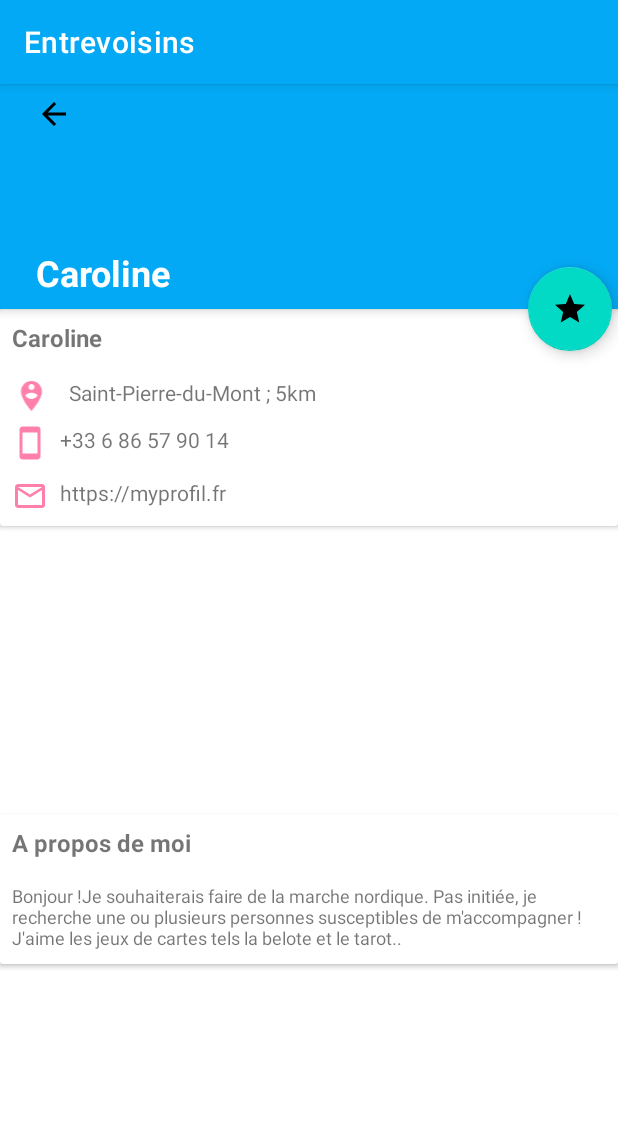
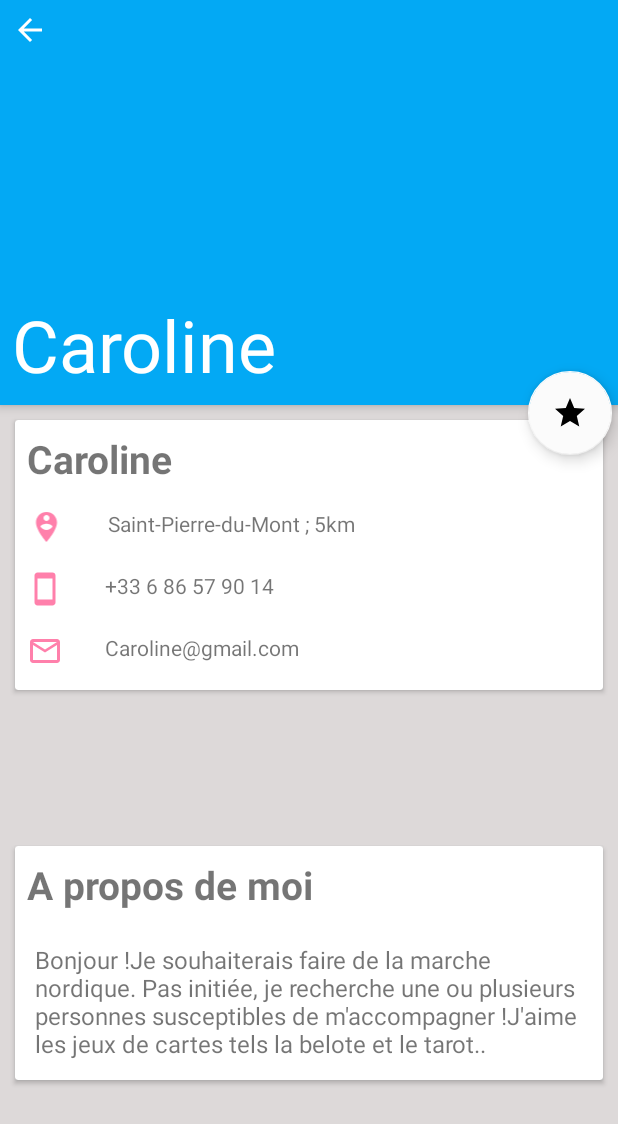
Before and after one commit to Laurent-Lab/Entrevoisins, an Android app: the screen it shows after launch (Details_Activity), after a tap on "Caroline", on a phone screen of 412 x 824 dp. Shown: the top 1124 px of the screen. Run offline under Robolectric (Android 15) with nearby library versions, the phone set to English and light mode, and no system bars; our stand-ins replace ButterKnife, EventBus; pictures from the network do not load.

Commit message:
Le bouton des favoris fonctionne + design OK

```diff
--- a/app/src/main/java/com/openclassrooms/entrevoisins/service/DummyNeighbourApiService.java
+++ b/app/src/main/java/com/openclassrooms/entrevoisins/service/DummyNeighbourApiService.java
@@ -44,7 +44,8 @@ public class DummyNeighbourApiService implements  NeighbourApiService {
 
         if(fNeighbours.contains(fNeighbour)) {
 
-            return;
+            fNeighbours.remove(neighbour);
+
 
         }else {
 
--- a/app/src/main/java/com/openclassrooms/entrevoisins/service/DummyNeighbourGenerator.java
+++ b/app/src/main/java/com/openclassrooms/entrevoisins/service/DummyNeighbourGenerator.java
@@ -13,29 +13,29 @@ public abstract class DummyNeighbourGenerator {
     );
 
     public static List<Neighbour> DUMMY_NEIGHBOURS = Arrays.asList(
-            new Neighbour(1, "Caroline", "https://i.pravatar.cc/150?u=a042581f4e29026704d", "Saint-Pierre-du-Mont ; 5km",
+            new Neighbour(1, "Caroline", "https://i.pravatar.cc/300?u=a042581f4e29026704d", "Saint-Pierre-du-Mont ; 5km",
                     "+33 6 86 57 90 14",  "Bonjour !Je souhaiterais faire de la marche nordique. Pas initiée, je recherche une ou plusieurs personnes susceptibles de m'accompagner !J'aime les jeux de cartes tels la belote et le tarot.."),
-            new Neighbour(2, "Jack", "https://i.pravatar.cc/150?u=a042581f4e29026704e", "Saint-Pierre-du-Mont ; 5km",
+            new Neighbour(2, "Jack", "https://i.pravatar.cc/300?u=a042581f4e29026704e", "Saint-Pierre-du-Mont ; 5km",
                     "+33 6 86 57 90 14",  "Bonjour !Je souhaiterais faire de la marche nordique. Pas initiée, je recherche une ou plusieurs personnes susceptibles de m'accompagner !J'aime les jeux de cartes tels la belote et le tarot.."),
-            new Neighbour(3, "Chloé", "https://i.pravatar.cc/150?u=a042581f4e29026704f", "Saint-Pierre-du-Mont ; 5km",
+            new Neighbour(3, "Chloé", "https://i.pravatar.cc/300?u=a042581f4e29026704f", "Saint-Pierre-du-Mont ; 5km",
                     "+33 6 86 57 90 14",  "Bonjour !Je souhaiterais faire de la marche nordique. Pas initiée, je recherche une ou plusieurs personnes susceptibles de m'accompagner !J'aime les jeux de cartes tels la belote et le tarot.."),
-            new Neighbour(4, "Vincent", "https://i.pravatar.cc/150?u=a042581f4e29026704a", "Saint-Pierre-du-Mont ; 5km",
+            new Neighbour(4, "Vincent", "https://i.pravatar.cc/300?u=a042581f4e29026704a", "Saint-Pierre-du-Mont ; 5km",
                     "+33 6 86 57 90 14",  "Bonjour !Je souhaiterais faire de la marche nordique. Pas initiée, je recherche une ou plusieurs personnes susceptibles de m'accompagner !J'aime les jeux de cartes tels la belote et le tarot.."),
-            new Neighbour(5, "Elodie", "https://i.pravatar.cc/150?u=a042581f4e29026704b", "Saint-Pierre-du-Mont ; 5km",
+            new Neighbour(5, "Elodie", "https://i.pravatar.cc/300?u=a042581f4e29026704b", "Saint-Pierre-du-Mont ; 5km",
                     "+33 6 86 57 90 14",  "Bonjour !Je souhaiterais faire de la marche nordique. Pas initiée, je recherche une ou plusieurs personnes susceptibles de m'accompagner !J'aime les jeux de cartes tels la belote et le tarot.."),
-            new Neighbour(6, "Sylvain", "https://i.pravatar.cc/150?u=a042581f4e29026704c", "Saint-Pierre-du-Mont ; 5km",
+            new Neighbour(6, "Sylvain", "https://i.pravatar.cc/300?u=a042581f4e29026704c", "Saint-Pierre-du-Mont ; 5km",
                     "+33 6 86 57 90 14",  "Bonjour !Je souhaiterais faire de la marche nordique. Pas initiée, je recherche une ou plusieurs personnes susceptibles de m'accompagner !J'aime les jeux de cartes tels la belote et le tarot.."),
-            new Neighbour(7, "Laetitia", "https://i.pravatar.cc/150?u=a042581f4e29026703d", "Saint-Pierre-du-Mont ; 5km",
+            new Neighbour(7, "Laetitia", "https://i.pravatar.cc/300?u=a042581f4e29026703d", "Saint-Pierre-du-Mont ; 5km",
                     "+33 6 86 57 90 14",  "Bonjour !Je souhaiterais faire de la marche nordique. Pas initiée, je recherche une ou plusieurs personnes susceptibles de m'accompagner !J'aime les jeux de cartes tels la belote et le tarot.."),
-            new Neighbour(8, "Dan", "https://i.pravatar.cc/150?u=a042581f4e29026703b", "Saint-Pierre-du-Mont ; 5km",
+            new Neighbour(8, "Dan", "https://i.pravatar.cc/300?u=a042581f4e29026703b", "Saint-Pierre-du-Mont ; 5km",
                     "+33 6 86 57 90 14",  "Bonjour !Je souhaiterais faire de la marche nordique. Pas initiée, je recherche une ou plusieurs personnes susceptibles de m'accompagner !J'aime les jeux de cartes tels la belote et le tarot.."),
-            new Neighbour(9, "Joseph", "https://i.pravatar.cc/150?u=a042581f4e29026704d", "Saint-Pierre-du-Mont ; 5km",
+            new Neighbour(9, "Joseph", "https://i.pravatar.cc/300?u=a042581f4e29026704d", "Saint-Pierre-du-Mont ; 5km",
                     "+33 6 86 57 90 14",  "Bonjour !Je souhaiterais faire de la marche nordique. Pas initiée, je recherche une ou plusieurs personnes susceptibles de m'accompagner !J'aime les jeux de cartes tels la belote et le tarot.."),
-            new Neighbour(10, "Emma", "https://i.pravatar.cc/150?u=a042581f4e29026706d", "Saint-Pierre-du-Mont ; 5km",
+            new Neighbour(10, "Emma", "https://i.pravatar.cc/300?u=a042581f4e29026706d", "Saint-Pierre-du-Mont ; 5km",
                     "+33 6 86 57 90 14",  "Bonjour !Je souhaiterais faire de la marche nordique. Pas initiée, je recherche une ou plusieurs personnes susceptibles de m'accompagner !J'aime les jeux de cartes tels la belote et le tarot.."),
-            new Neighbour(11, "Patrick", "https://i.pravatar.cc/150?u=a042581f4e29026702d", "Saint-Pierre-du-Mont ; 5km",
+            new Neighbour(11, "Patrick", "https://i.pravatar.cc/300?u=a042581f4e29026702d", "Saint-Pierre-du-Mont ; 5km",
                     "+33 6 86 57 90 14",  "Bonjour !Je souhaiterais faire de la marche nordique. Pas initiée, je recherche une ou plusieurs personnes susceptibles de m'accompagner !J'aime les jeux de cartes tels la belote et le tarot.."),
-            new Neighbour(12, "Ludovic", "https://i.pravatar.cc/150?u=a042581f3e39026702d", "Saint-Pierre-du-Mont ; 5km",
+            new Neighbour(12, "Ludovic", "https://i.pravatar.cc/300?u=a042581f3e39026702d", "Saint-Pierre-du-Mont ; 5km",
                     "+33 6 86 57 90 14",  "Bonjour !Je souhaiterais faire de la marche nordique. Pas initiée, je recherche une ou plusieurs personnes susceptibles de m'accompagner !J'aime les jeux de cartes tels la belote et le tarot..")
     );
 
--- a/app/src/main/java/com/openclassrooms/entrevoisins/ui/neighbour_list/Details_Activity.java
+++ b/app/src/main/java/com/openclassrooms/entrevoisins/ui/neighbour_list/Details_Activity.java
@@ -1,6 +1,7 @@
 package com.openclassrooms.entrevoisins.ui.neighbour_list;
 
 import android.content.Intent;
+import android.graphics.drawable.Drawable;
 import android.support.design.widget.FloatingActionButton;
 import android.support.v7.app.AppCompatActivity;
 import android.os.Bundle;
@@ -8,6 +9,7 @@ import android.support.v7.widget.RecyclerView;
 import android.view.View;
 import android.widget.ImageButton;
 import android.widget.ImageView;
+import android.widget.ListView;
 import android.widget.TextView;
 import android.widget.Toast;
 import android.widget.Toolbar;
@@ -21,17 +23,19 @@ import com.openclassrooms.entrevoisins.service.NeighbourApiService;
 import java.util.EventListener;
 import java.util.List;
 
+import butterknife.BindDrawable;
 import butterknife.OnClick;
 
 public class Details_Activity extends AppCompatActivity {
 
+
     ///
     private NeighbourApiService mApiService;
-    private List<Neighbour> fNeighbours ;
-    private List<Neighbour> neighbours;
+    List<Neighbour> fNeighbours ;
+    List<Neighbour> neighbours;
     private RecyclerView mRecyclerView;
-    public Neighbour mNeighbour;
-    public Neighbour fNeighbour;
+    Neighbour mNeighbour;
+    Neighbour fNeighbour;
 
 
 
@@ -49,17 +53,19 @@ public class Details_Activity extends AppCompatActivity {
     TextView                mDescriptionTitle;
     TextView                mDescription;
     FloatingActionButton    mFavoriteButton;
+
     //Référencement d'une variable qui "contient" mes données
-    Neighbour               mDetails;
+    private Neighbour               mDetails;
+
+
 
 
     @Override
     protected void onCreate(Bundle savedInstanceState) {
         super.onCreate(savedInstanceState);
         setContentView(R.layout.activity_details);
-        Toolbar toolbar = findViewById(R.id.toolbar2);
+        mApiService = DI.getNeighbourApiService();
 
-        mApiService = DI.getNeighbourApiService();
 
 
 
@@ -77,7 +83,7 @@ public class Details_Activity extends AppCompatActivity {
         mDetailTitle1 = findViewById(R.id.detail_title_1);
         mDescriptionTitle = findViewById(R.id.description_title);
         mDescription = findViewById(R.id.description);
-        mFavoriteButton = findViewById(R.id.favorite_button);
+
 
         //Récupération de mes données
         Intent intent = getIntent();
@@ -88,9 +94,16 @@ public class Details_Activity extends AppCompatActivity {
         mDetailAdress.setText(mDetails.getAddress());
         mDetailTitle1.setText(mDetails.getName());
         mDescription.setText(mDetails.getAboutMe());
+        mDetailMail.setText(mDetails.getName()+"@gmail.com");
 
         //Récupération de l'image avec Glide
         Glide.with(this).load(mDetails.getAvatarUrl()).into(mDetailImage);
+
+
+
+        mFavoriteButton = findViewById(R.id.favorite_button);
+
+        changeStarGold();
 
 
 
@@ -99,6 +112,8 @@ public class Details_Activity extends AppCompatActivity {
             public void onClick(View v) {
 
                 mApiService.addFavorisNeighbour(mDetails);
+                changeStarGold();
+
             }
         });
 
@@ -110,9 +125,25 @@ public class Details_Activity extends AppCompatActivity {
             }
         });
 
+    }
+    private void changeStarGold() {
 
+        this.fNeighbours = mApiService.getFneighbours();
+
+
+        if (fNeighbours.contains(mDetails)){
+            mFavoriteButton.setImageResource(R.drawable.ic_star_pink_24dp);
+        }else {
+            changeStarWhite();
+        }
 
 
     }
 
+
+    private void changeStarWhite() {
+
+            mFavoriteButton.setImageResource(R.drawable.ic_star_black_24dp);
+    }
+
 }
--- a/app/src/main/res/drawable/ic_arrow_back_black_24dp.xml
+++ b/app/src/main/res/drawable/ic_arrow_back_black_24dp.xml
@@ -1,9 +1,5 @@
-<vector xmlns:android="http://schemas.android.com/apk/res/android"
-        android:width="24dp"
-        android:height="24dp"
-        android:viewportWidth="24.0"
-        android:viewportHeight="24.0">
-    <path
-        android:fillColor="#FF000000"
-        android:pathData="M20,11H7.83l5.59,-5.59L12,4l-8,8 8,8 1.41,-1.41L7.83,13H20v-2z"/>
+<vector android:height="24dp" android:tint="#FFFFFF"
+    android:viewportHeight="24.0" android:viewportWidth="24.0"
+    android:width="24dp" xmlns:android="http://schemas.android.com/apk/res/android">
+    <path android:fillColor="#FF000000" android:pathData="M20,11H7.83l5.59,-5.59L12,4l-8,8 8,8 1.41,-1.41L7.83,13H20v-2z"/>
 </vector>
--- /dev/null
+++ b/app/src/main/res/drawable/ic_star_black_24dp.xml
@@ -0,0 +1,5 @@
+<vector android:height="24dp" android:tint="#FFC205"
+    android:viewportHeight="24.0" android:viewportWidth="24.0"
+    android:width="24dp" xmlns:android="http://schemas.android.com/apk/res/android">
+    <path android:fillColor="#FF000000" android:pathData="M12,17.27L18.18,21l-1.64,-7.03L22,9.24l-7.19,-0.61L12,2 9.19,8.63 2,9.24l5.46,4.73L5.82,21z"/>
+</vector>
--- /dev/null
+++ b/app/src/main/res/drawable/ic_star_pink_24dp.xml
@@ -0,0 +1,5 @@
+<vector android:height="24dp" android:tint="#FF80AB"
+    android:viewportHeight="24.0" android:viewportWidth="24.0"
+    android:width="24dp" xmlns:android="http://schemas.android.com/apk/res/android">
+    <path android:fillColor="#FF000000" android:pathData="M12,17.27L18.18,21l-1.64,-7.03L22,9.24l-7.19,-0.61L12,2 9.19,8.63 2,9.24l5.46,4.73L5.82,21z"/>
+</vector>
--- a/app/src/main/res/layout/activity_details.xml
+++ b/app/src/main/res/layout/activity_details.xml
@@ -4,19 +4,20 @@
     xmlns:tools="http://schemas.android.com/tools"
     android:layout_width="match_parent"
     android:layout_height="match_parent"
+    android:background="#DDD9D9"
+    android:theme="@style/AppTheme.NoActionBar"
     tools:context=".ui.neighbour_list.Details_Activity">
 
     <android.support.v7.widget.Toolbar
         android:id="@+id/toolbar2"
         android:layout_width="wrap_content"
-        android:layout_height="150dp"
+        android:layout_height="270dp"
         android:background="@color/colorPrimary"
         android:elevation="4dp"
-        android:theme="@style/ThemeOverlay.AppCompat.ActionBar"
+        app:contentInsetStart="0dp"
         app:layout_constraintEnd_toEndOf="parent"
         app:layout_constraintStart_toStartOf="parent"
-        app:layout_constraintTop_toTopOf="parent"
-        app:popupTheme="@style/ThemeOverlay.AppCompat.Light">
+        app:layout_constraintTop_toTopOf="parent">
 
         <RelativeLayout
             android:layout_width="match_parent"
@@ -27,6 +28,7 @@
                 android:layout_width="match_parent"
                 android:layout_height="wrap_content"
                 android:layout_alignParentStart="true"
+                android:layout_marginStart="0dp"
                 android:scaleType="centerCrop" />
 
             <ImageButton
@@ -49,8 +51,7 @@
                 android:layout_marginBottom="4dp"
                 android:padding="4dp"
                 android:textColor="@android:color/white"
-                android:textSize="24sp"
-                android:textStyle="bold" />
+                android:textSize="48sp" />
         </RelativeLayout>
     </android.support.v7.widget.Toolbar>
 
@@ -59,22 +60,24 @@
         android:layout_width="wrap_content"
         android:layout_height="wrap_content"
         android:layout_margin="4dp"
-        android:src="@drawable/ic_star_white_24dp"
+        android:src="@drawable/ic_star_black_24dp"
+        app:backgroundTint="#FBFBFB"
         app:layout_constraintBottom_toTopOf="@+id/activity_profil_details"
         app:layout_constraintEnd_toEndOf="@+id/toolbar2"
-        app:layout_constraintTop_toBottomOf="@+id/toolbar2"/>
+        app:layout_constraintTop_toBottomOf="@+id/toolbar2" />
 
     <android.support.v7.widget.CardView
         android:id="@+id/activity_profil_details"
         android:layout_width="match_parent"
         android:layout_height="wrap_content"
+        android:layout_margin="10dp"
         android:minHeight="125dp"
         app:layout_constraintTop_toBottomOf="@+id/toolbar2"
-        tools:layout_editor_absoluteX="8dp" >
+        tools:layout_editor_absoluteX="8dp">
 
         <RelativeLayout
             android:layout_width="match_parent"
-            android:layout_height="match_parent" >
+            android:layout_height="match_parent">
 
             <TextView
                 android:id="@+id/detail_title_1"
@@ -83,7 +86,7 @@
                 android:layout_alignParentTop="true"
                 android:layout_margin="4dp"
                 android:padding="4dp"
-                android:textSize="16sp"
+                android:textSize="26sp"
                 android:textStyle="bold" />
 
             <ImageView
@@ -92,7 +95,7 @@
                 android:layout_height="wrap_content"
                 android:layout_below="@+id/detail_title_1"
                 android:layout_marginTop="4dp"
-                android:layout_marginBottom="4dp"
+                android:layout_marginBottom="10dp"
                 android:padding="4dp"
                 android:src="@drawable/ic_person_pin_circle_black_24dp" />
 
@@ -101,12 +104,13 @@
                 android:layout_width="match_parent"
                 android:layout_height="wrap_content"
                 android:layout_below="@+id/detail_title_1"
+                android:layout_marginLeft="16dp"
                 android:layout_marginTop="4dp"
-                android:layout_marginRight="4dp"
+                android:layout_marginBottom="10dp"
                 android:layout_toEndOf="@+id/img_adress"
                 android:padding="4dp"
-                android:textSize="14sp"
-                android:text="Paris" />
+                android:text="Paris"
+                android:textSize="14sp" />
 
             <ImageView
                 android:id="@+id/img_tel"
@@ -115,7 +119,7 @@
                 android:layout_below="@id/detail_adress"
                 android:layout_marginStart="4dp"
                 android:layout_marginTop="4dp"
-                android:layout_marginBottom="4dp"
+                android:layout_marginBottom="10dp"
                 android:padding="4dp"
                 android:src="@drawable/ic_stay_current_portrait_black_24dp" />
 
@@ -124,9 +128,9 @@
                 android:layout_width="match_parent"
                 android:layout_height="wrap_content"
                 android:layout_below="@id/detail_adress"
+                android:layout_marginLeft="20dp"
                 android:layout_marginTop="4dp"
-                android:layout_marginEnd="4dp"
-                android:layout_marginBottom="4dp"
+                android:layout_marginBottom="10dp"
                 android:layout_toEndOf="@+id/img_tel"
                 android:padding="4dp"
                 android:text="+33 6 27 03 56 95"
@@ -139,7 +143,7 @@
                 android:layout_below="@id/detail_tel"
                 android:layout_marginStart="4dp"
                 android:layout_marginTop="4dp"
-                android:layout_marginBottom="4dp"
+                android:layout_marginBottom="10dp"
                 android:padding="4dp"
                 android:src="@drawable/ic_mail_outline_black_24dp" />
 
@@ -148,9 +152,9 @@
                 android:layout_width="match_parent"
                 android:layout_height="wrap_content"
                 android:layout_below="@id/detail_tel"
+                android:layout_marginLeft="20dp"
                 android:layout_marginTop="4dp"
-                android:layout_marginEnd="4dp"
-                android:layout_marginBottom="4dp"
+                android:layout_marginBottom="10dp"
                 android:layout_toEndOf="@+id/img_mail"
                 android:padding="4dp"
                 android:text="https://myprofil.fr"
@@ -163,14 +167,13 @@
         android:id="@+id/profil_description"
         android:layout_width="match_parent"
         android:layout_height="wrap_content"
-        android:layout_marginTop="20dp"
-        android:layout_marginBottom="10dp"
+        android:layout_marginLeft="10dp"
+        android:layout_marginRight="10dp"
         android:minHeight="100dp"
         app:layout_constraintBottom_toBottomOf="parent"
         app:layout_constraintEnd_toEndOf="parent"
         app:layout_constraintStart_toStartOf="parent"
-        app:layout_constraintTop_toBottomOf="@+id/activity_profil_details"
-        >
+        app:layout_constraintTop_toBottomOf="@+id/activity_profil_details">
 
         <LinearLayout
             android:layout_width="match_parent"
@@ -184,18 +187,17 @@
                 android:layout_margin="4dp"
                 android:padding="4dp"
                 android:text="A propos de moi"
-                android:textSize="16sp"
-                android:textStyle="bold"
-                />
+                android:textSize="26sp"
+                android:textStyle="bold" />
 
             <TextView
                 android:id="@+id/description"
                 android:layout_width="match_parent"
                 android:layout_height="wrap_content"
                 android:layout_margin="4dp"
-                android:padding="4dp"
-                android:textSize="12sp"
-                android:text="Lorem ipsum dolor sit amet, consectetur adipiscing elit. Donec volutpat erat non hendrerit dapibus. Sed semper vel ipsum non vehicula. Orci varius natoque penatibus et magnis dis parturient montes, nascetur ridiculus mus. Integer dignissim, tortor vel pretium pellentesque, enim ligula suscipit mauris, at scelerisque augue lacus quis nunc. In malesuada."/>
+                android:padding="9dp"
+                android:text="Lorem ipsum dolor sit amet, consectetur adipiscing elit. Donec volutpat erat non hendrerit dapibus. Sed semper vel ipsum non vehicula. Orci varius natoque penatibus et magnis dis parturient montes, nascetur ridiculus mus. Integer dignissim, tortor vel pretium pellentesque, enim ligula suscipit mauris, at scelerisque augue lacus quis nunc. In malesuada."
+                android:textSize="16sp" />
 
         </LinearLayout>
 
--- a/app/src/main/res/values/styles.xml
+++ b/app/src/main/res/values/styles.xml
@@ -13,8 +13,14 @@
         <item name="windowNoTitle">true</item>
     </style>
 
-    <style name="AppTheme.AppBarOverlay" parent="ThemeOverlay.AppCompat.Dark.ActionBar" />
+    <style name="AppTheme.AppBarOverlay" parent="ThemeOverlay.AppCompat.Dark.ActionBar">
+        <item name="windowNoTitle">true</item>
+        <item name="windowActionBar">false</item>
+    </style>
 
-    <style name="AppTheme.PopupOverlay" parent="ThemeOverlay.AppCompat.Light" />
+    <style name="AppTheme.PopupOverlay" parent="ThemeOverlay.AppCompat.Light" >
+        <item name="windowNoTitle">true</item>
+        <item name="windowActionBar">false</item>
+    </style>
 
 </resources>
```
Also changed, not shown: app/src/main/AndroidManifest.xml (+4 -3 lines).
